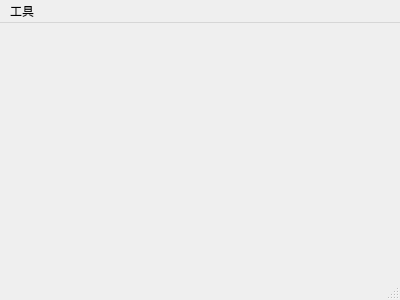
First picture: the form in uiforms/qtb.ui, repository swkhitorie/gtoolbox, before the edit.
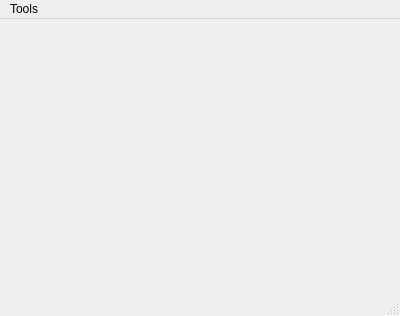
Second picture: the form after the edit.

Diff of the .ui file:
```diff
--- a/uiforms/qtb.ui
+++ b/uiforms/qtb.ui
@@ -7,7 +7,7 @@
     <x>0</x>
     <y>0</y>
     <width>400</width>
-    <height>300</height>
+    <height>316</height>
    </rect>
   </property>
   <property name="windowTitle">
@@ -25,7 +25,7 @@
    </property>
    <widget class="QMenu" name="menu">
     <property name="title">
-     <string>工具</string>
+     <string>Tools</string>
     </property>
    </widget>
    <addaction name="menu"/>
```
Left out of the diff: 6 changed lines with no effect on the pictures.
